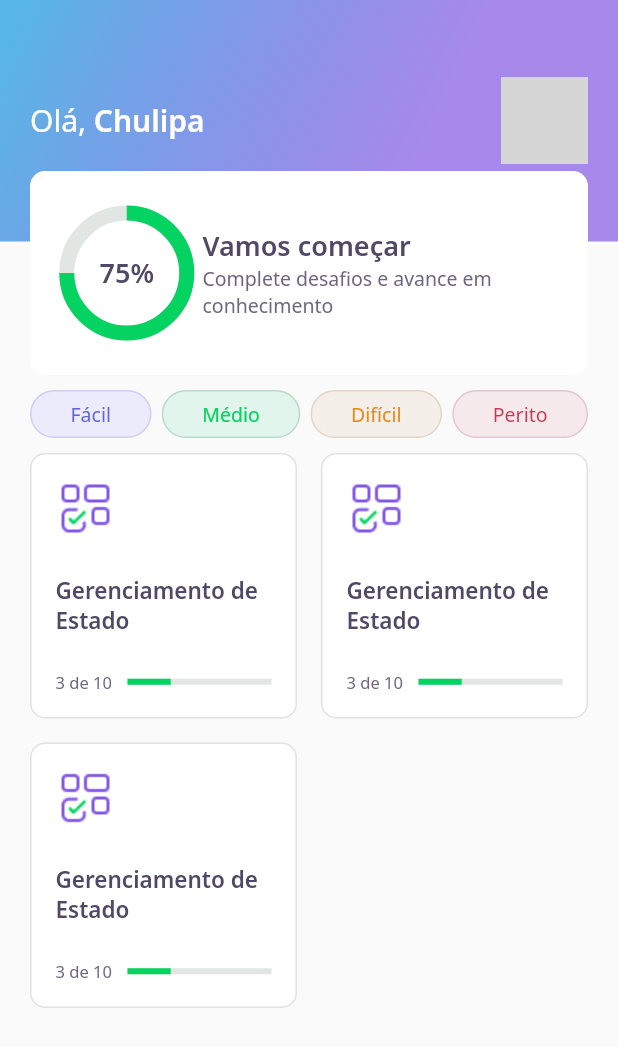
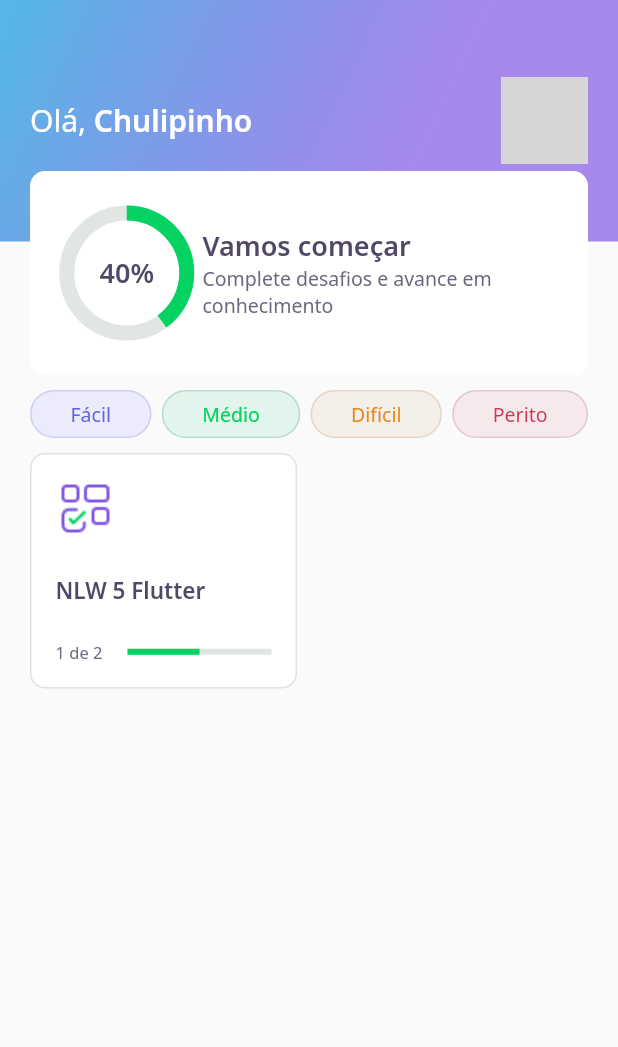
Before and after one commit to chulipinho/dev_quiz, a Flutter app: the HomePage screen opened directly, on a phone screen of 412 x 824 dp. Shown: the top 1047 px of the screen. Run offline on Flutter 3.47's test engine with Material 2 defaults, Android fonts, the phone set to English and light mode, and no system bars; our stand-ins replace google_fonts; missing offline and left inert: dart:html; accounts and stored records are empty; network calls fail; grey boxes are pictures that could not be loaded.

Commit message:
added HomeControler and database

```diff
--- /dev/null
+++ b/assets/database/user.json
@@ -0,0 +1,5 @@
+{
+    "name" : "Chulipinho",
+    "score" : 40,
+    "photoUrl" : "https://avatars.githubusercontent.com/u/71055311?s=400&u=dced403d3bd9446e493007b2b101bf1858c4982a&v=4"
+}
--- a/lib/core/app_widget.dart
+++ b/lib/core/app_widget.dart
@@ -1,7 +1,4 @@
-import 'package:devquiz/challenge_page/challenge_page.dart';
-import 'package:devquiz/core/core.dart';
 import 'package:devquiz/home_page/home_page.dart';
-import 'package:devquiz/splash/splash_page.dart';
 import 'package:flutter/material.dart';
 
 class AppWidget extends StatelessWidget {
@@ -9,7 +6,7 @@ class AppWidget extends StatelessWidget {
   Widget build(BuildContext context) {
     return MaterialApp(
       title: "DevQuiz",
-      home: ChallengePage(),
+      home: HomePage(),
     );
   }
 }
--- /dev/null
+++ b/lib/home_page/home_controller.dart
@@ -0,0 +1,23 @@
+import 'package:devquiz/home_page/home_repository.dart';
+import 'package:devquiz/home_page/home_state.dart';
+import 'package:devquiz/shared/models/quiz_model.dart';
+import 'package:devquiz/shared/models/user_model.dart';
+import 'package:flutter/foundation.dart';
+
+class HomeController {
+  final stateNotifier = ValueNotifier<HomeState>(HomeState.empty);
+  set state(HomeState state) => stateNotifier.value = state;
+  HomeState get state => stateNotifier.value;
+
+  UserModel? user;
+  List<QuizModel>? quizzes;
+
+  final repository = HomeRepository();
+
+  void loadData() async {
+    state = HomeState.loading;
+    user = await repository.getuser();
+    quizzes = await repository.getQuizzes();
+    state = HomeState.succes;
+  }
+}
--- a/lib/home_page/home_page.dart
+++ b/lib/home_page/home_page.dart
@@ -1,3 +1,6 @@
+import 'package:devquiz/core/app_colors.dart';
+import 'package:devquiz/home_page/home_controller.dart';
+import 'package:devquiz/home_page/home_state.dart';
 import 'package:devquiz/home_page/widgets/app_bar_widget.dart';
 import 'package:devquiz/home_page/widgets/level_button_widget.dart';
 import 'package:devquiz/home_page/widgets/quiz_card_widget.dart';
@@ -12,10 +15,30 @@ class HomePage extends StatefulWidget {
 }
 
 class _HomePageState extends State<HomePage> {
+  final controller = HomeController();
+
+  @override
+  void initState() {
+    super.initState();
+    controller.loadData();
+    controller.stateNotifier.addListener(() {
+      setState(() {});
+    });
+  }
+
   @override
   Widget build(BuildContext context) {
+    if (controller.state != HomeState.succes) {
+      return Scaffold(
+        body: Center(
+          child: CircularProgressIndicator(valueColor: AlwaysStoppedAnimation(AppColors.darkGreen),),
+        ),
+      );
+    }
     return Scaffold(
-        appBar: AppBarWidget(),
+        appBar: AppBarWidget(
+          user: controller.user!,
+        ),
         body: Padding(
           padding: const EdgeInsets.symmetric(horizontal: 20),
           child: Column(
@@ -45,11 +68,16 @@ class _HomePageState extends State<HomePage> {
                   mainAxisSpacing: 16,
                   crossAxisSpacing: 16,
                   crossAxisCount: 2,
-                  children: [
-                    QuizCardWidget(),
-                    QuizCardWidget(),
-                    QuizCardWidget(),
-                  ],
+                  children: controller.quizzes!
+                      .map(
+                        (e) => QuizCardWidget(
+                            title: e.title,
+                            percentage:
+                                e.questionsAnswered / e.questions.length,
+                            completed:
+                                "${e.questionsAnswered} de ${e.questions.length}"),
+                      )
+                      .toList(),
                 ),
               ),
             ],
--- /dev/null
+++ b/lib/home_page/home_state.dart
@@ -0,0 +1 @@
+enum HomeState { succes, loading, error, empty }
--- a/lib/home_page/widgets/app_bar_widget.dart
+++ b/lib/home_page/widgets/app_bar_widget.dart
@@ -1,10 +1,12 @@
 import 'package:devquiz/core/app_gradients.dart';
 import 'package:devquiz/core/app_text_styles.dart';
 import 'package:devquiz/home_page/widgets/score_card_widget.dart';
+import 'package:devquiz/shared/models/user_model.dart';
 import 'package:flutter/material.dart';
 
 class AppBarWidget extends PreferredSize {
-  AppBarWidget()
+  final UserModel user;
+  AppBarWidget({required this.user})
       : super(
           preferredSize: Size.fromHeight(250),
           child: Container(
@@ -25,7 +27,7 @@ class AppBarWidget extends PreferredSize {
                           style: AppTextStyles.title,
                           children: [
                             TextSpan(
-                                text: "Chulipa",
+                                text: user.name,
                                 style: AppTextStyles.titleBold)
                           ],
                         ),
@@ -36,8 +38,7 @@ class AppBarWidget extends PreferredSize {
                         decoration: BoxDecoration(
                           borderRadius: BorderRadius.circular(10),
                           image: DecorationImage(
-                            image: NetworkImage(
-                                "https://avatars.githubusercontent.com/u/71055311?s=400&u=dced403d3bd9446e493007b2b101bf1858c4982a&v=4"),
+                            image: NetworkImage(user.photoUrl),
                           ),
                         ),
                       )
@@ -46,7 +47,7 @@ class AppBarWidget extends PreferredSize {
                 ),
                 Align(
                   alignment: Alignment(0.0, 1.0),
-                  child: ScoreCardWidget(),
+                  child: ScoreCardWidget(score: user.score),
                 )
               ],
             ),
--- a/lib/home_page/widgets/chart_widget.dart
+++ b/lib/home_page/widgets/chart_widget.dart
@@ -3,10 +3,12 @@ import 'package:devquiz/core/app_text_styles.dart';
 import 'package:flutter/material.dart';
 
 class ChartWidget extends StatelessWidget {
-  const ChartWidget({Key? key}) : super(key: key);
+  final int score;
+  const ChartWidget({Key? key, required this.score}) : super(key: key);
 
   @override
   Widget build(BuildContext context) {
+    double doubleScore = score / 100;
     return Container(
       width: 80,
       height: 80,
@@ -18,7 +20,7 @@ class ChartWidget extends StatelessWidget {
               height: 80,
               child: CircularProgressIndicator(
                 strokeWidth: 10,
-                value: 0.75,
+                value: doubleScore,
                 backgroundColor: AppColors.chartSecondary,
                 valueColor: AlwaysStoppedAnimation<Color>(AppColors.chartPrimary),
               ),
@@ -26,7 +28,7 @@ class ChartWidget extends StatelessWidget {
           ),
           Center(
             child: Text(
-              "75%",
+              "${score}%",
               style: AppTextStyles.heading,
             ),
           )
--- a/lib/home_page/widgets/quiz_card_widget.dart
+++ b/lib/home_page/widgets/quiz_card_widget.dart
@@ -1,3 +1,4 @@
+import 'dart:html';
 import 'dart:math';
 
 import 'package:devquiz/core/app_colors.dart';
@@ -7,7 +8,10 @@ import 'package:devquiz/shared/widgets/progress_indicator_widget.dart';
 import 'package:flutter/material.dart';
 
 class QuizCardWidget extends StatelessWidget {
-  const QuizCardWidget({Key? key}) : super(key: key);
+  final String title;
+  final String completed;
+  final double percentage;
+  const QuizCardWidget({Key? key, required this.title, required, required this.completed, required this.percentage}) : super(key: key);
 
   @override
   Widget build(BuildContext context) {
@@ -27,7 +31,7 @@ class QuizCardWidget extends StatelessWidget {
           ),
           SizedBox(height: 24,),
           Text(
-            "Gerenciamento de Estado",
+            title,
             style: AppTextStyles.heading15,
           ),
           SizedBox(height: 24,),
@@ -36,13 +40,13 @@ class QuizCardWidget extends StatelessWidget {
               Expanded(
                 flex: 1,
                 child: Text(
-                  "3 de 10",
+                  completed,
                   style: AppTextStyles.body11,
                 ),
               ),
               Expanded(
                 flex: 2,
-                child: ProgressIndicatorWidget(value: 0.3)
+                child: ProgressIndicatorWidget(value: percentage)
               )
             ],
           )
--- a/lib/home_page/widgets/score_card_widget.dart
+++ b/lib/home_page/widgets/score_card_widget.dart
@@ -4,7 +4,8 @@ import 'package:devquiz/home_page/widgets/chart_widget.dart';
 import 'package:flutter/material.dart';
 
 class ScoreCardWidget extends StatelessWidget {
-  const ScoreCardWidget({Key? key}) : super(key: key);
+  final int score;
+  const ScoreCardWidget({Key? key, required this.score}) : super(key: key);
 
   @override
   Widget build(BuildContext context) {
@@ -19,7 +20,7 @@ class ScoreCardWidget extends StatelessWidget {
           child: Row(
             crossAxisAlignment: CrossAxisAlignment.center,
             children: [
-              Expanded(flex: 1, child: ChartWidget()),
+              Expanded(flex: 1, child: ChartWidget(score: score)),
               Expanded(
                 flex: 3,
                 child: Padding(
--- /dev/null
+++ b/lib/shared/models/quiz_model.dart
@@ -0,0 +1,65 @@
+import 'dart:convert';
+
+import 'package:devquiz/shared/models/question_model.dart';
+
+enum Level { facil, medio, dificil, perito }
+
+extension LevelExt on Level {
+  String get parse => {
+        Level.facil : "facil",
+        Level.medio : "medio",
+        Level.dificil : "dificil",
+        Level.perito : "perito",
+      }[this]!;
+}
+
+extension LevelStringExt on String {
+  Level get levelParse => {
+        "facil": Level.facil,
+        "medio": Level.medio,
+        "dificil": Level.dificil,
+        "perito": Level.perito,
+      }[this]!;
+}
+
+class QuizModel {
+  final String title;
+  final List<QuestionModel> questions;
+  final int questionsAnswered;
+  final String image;
+  final Level level;
+
+  QuizModel({
+    required this.title,
+    required this.questions,
+    this.questionsAnswered = 0,
+    required this.image,
+    required this.level,
+  });
+
+  Map<String, dynamic> toMap() {
+    return {
+      'title': title,
+      'questions': questions.map((x) => x.toMap()).toList(),
+      'questionsAnswered': questionsAnswered,
+      'image': image,
+      'level': level.parse,
+    };
+  }
+
+  factory QuizModel.fromMap(Map<String, dynamic> map) {
+    return QuizModel(
+      title: map['title'] ?? '',
+      questions: List<QuestionModel>.from(
+          map['questions']?.map((x) => QuestionModel.fromMap(x))),
+      questionsAnswered: map['questionsAnswered']?.toInt() ?? 0,
+      image: map['image'] ?? '',
+      level: map['level'].toString().levelParse,
+    );
+  }
+
+  String toJson() => json.encode(toMap());
+
+  factory QuizModel.fromJson(String source) =>
+      QuizModel.fromMap(json.decode(source));
+}
--- /dev/null
+++ b/lib/shared/models/user_model.dart
@@ -0,0 +1,29 @@
+import 'dart:convert';
+
+class UserModel {
+  final String name;
+  final String photoUrl;
+  final int score;
+
+  UserModel({required this.name, required this.photoUrl, this.score = 0});
+
+  Map<String, dynamic> toMap() {
+    return {
+      'name': name,
+      'photoUrl': photoUrl,
+      'score': score,
+    };
+  }
+
+  factory UserModel.fromMap(Map<String, dynamic> map) {
+    return UserModel(
+      name: map['name'] ?? '',
+      photoUrl: map['photoUrl'] ?? '',
+      score: map['score']?.toInt() ?? 0,
+    );
+  }
+
+  String toJson() => json.encode(toMap());
+
+  factory UserModel.fromJson(String source) => UserModel.fromMap(json.decode(source));
+}
--- a/pubspec.yaml
+++ b/pubspec.yaml
@@ -20,5 +20,6 @@ dev_dependencies:
 flutter:
   assets:
     - assets/images/
+    - assets/database/
 
   uses-material-design: true
```
Also changed, not shown: assets/database/quizzes.json (added, +46 -0 lines), lib/home_page/home_repository.dart (added, +19 -0 lines), lib/shared/models/answer_model.dart (added, +26 -0 lines), lib/shared/models/question_model.dart (added, +29 -0 lines), 2 other files.
